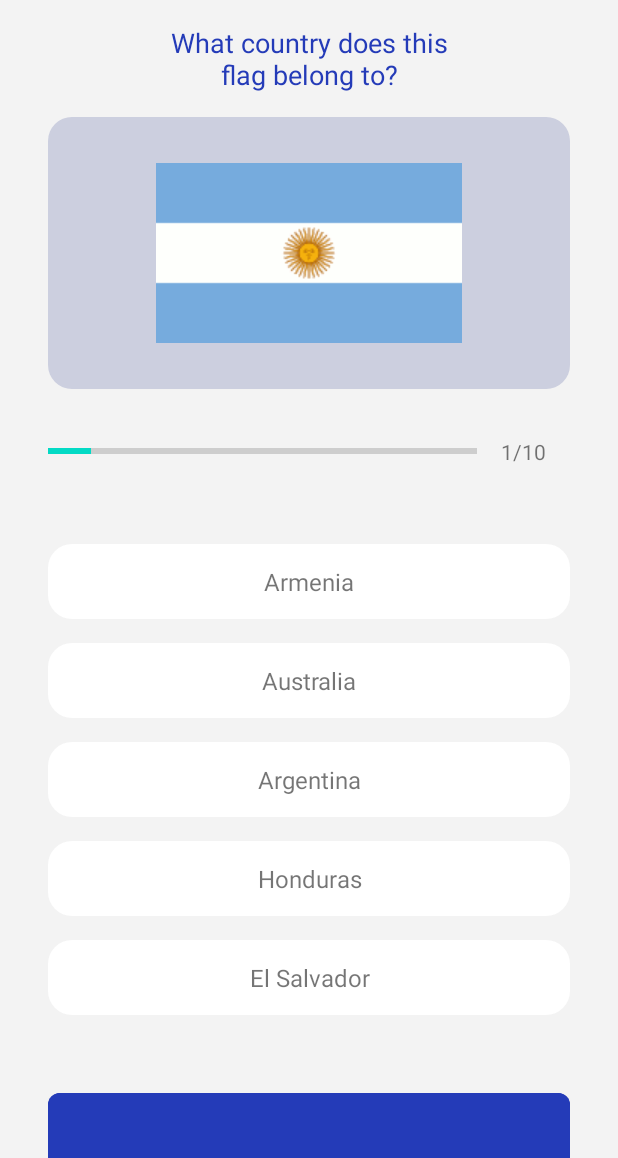
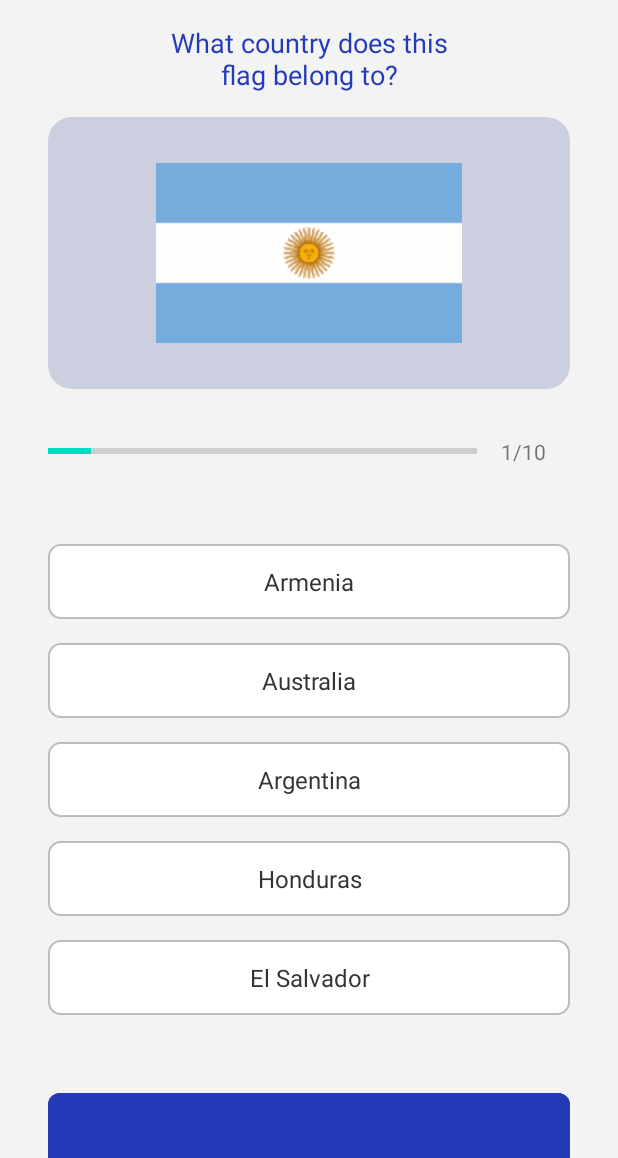
Before and after one commit to saracavalcante/quizzapp-project, an Android app: the QuizFragment screen opened through its navigation route, on a phone screen of 412 x 824 dp, the part 78-1236 px from its top. Run offline under Robolectric (Android 15) with nearby library versions, the phone set to English and light mode, and no system bars.

Commit message:
Add button functionality to the answers options

```diff
--- a/app/src/main/java/br/com/saradev/quizapp/fragments/QuizFragment.kt
+++ b/app/src/main/java/br/com/saradev/quizapp/fragments/QuizFragment.kt
@@ -1,20 +1,27 @@
 package br.com.saradev.quizapp.fragments
 
+import android.graphics.Color
+import android.graphics.Typeface
 import android.os.Bundle
 import androidx.fragment.app.Fragment
 import android.view.LayoutInflater
 import android.view.View
 import android.view.ViewGroup
+import android.widget.TextView
+import androidx.core.content.ContextCompat
 import br.com.saradev.quizapp.R
 import br.com.saradev.quizapp.databinding.FragmentQuizBinding
 import br.com.saradev.quizapp.model.Question
+import br.com.saradev.quizapp.model.Question.Companion.getQuestions
 
-class QuizFragment : Fragment() {
+class QuizFragment : Fragment(), View.OnClickListener {
 
     private var _binding: FragmentQuizBinding? = null
     private val binding: FragmentQuizBinding get() = _binding!!
 
-    private val currentPosition = 1
+    private var mCurrentPosition: Int = 1
+    private var questionList: List<Question>? = null
+    private var selectedOptionPosition: Int = 0
 
     override fun onCreateView(
         inflater: LayoutInflater, container: ViewGroup?,
@@ -26,13 +33,27 @@ class QuizFragment : Fragment() {
 
     override fun onViewCreated(view: View, savedInstanceState: Bundle?) {
         super.onViewCreated(view, savedInstanceState)
+
+        questionList = getQuestions()
+
         setQuestion()
         configureProgressBar()
+        setListeners()
+    }
+
+    private fun setListeners() {
+        binding.optionOne.setOnClickListener(this)
+        binding.optionTwo.setOnClickListener(this)
+        binding.optionThree.setOnClickListener(this)
+        binding.optionFour.setOnClickListener(this)
+        binding.optionFive.setOnClickListener(this)
     }
 
     private fun setQuestion() {
-        val questionList = Question.getQuestions()
-        val question: Question? = questionList[currentPosition - 1]
+        mCurrentPosition = 1
+        val question = questionList!![mCurrentPosition - 1]
+
+        defaultOptionsView()
 
         binding.apply {
             tvQuestion.text = question!!.question
@@ -48,9 +69,54 @@ class QuizFragment : Fragment() {
 
     private fun configureProgressBar() {
         binding.apply {
-            progressBar.progress = currentPosition
-            tvProgress.text = "$currentPosition/${progressBar.max}"
+            progressBar.progress = mCurrentPosition
+            tvProgress.text = "$mCurrentPosition/${progressBar.max}"
         }
+    }
+
+    private fun defaultOptionsView() {
+        val options = ArrayList<TextView>()
+
+        options.add(0, binding.optionOne)
+        options.add(1, binding.optionTwo)
+        options.add(2, binding.optionThree)
+        options.add(3, binding.optionFour)
+        options.add(4, binding.optionFive)
+
+        for (option in options) {
+            option.setTextColor(Color.parseColor("#333333"))
+            option.typeface = Typeface.DEFAULT
+            option.background = context?.let { ContextCompat.getDrawable(it, R.drawable.default_option_border) }
+        }
+    }
+
+    override fun onClick(view: View?) {
+        when(view?.id) {
+            R.id.optionOne -> {
+                selectedOptionView(binding.optionOne, 1)
+            }
+            R.id.optionTwo -> {
+                selectedOptionView(binding.optionTwo, 2)
+            }
+            R.id.optionThree -> {
+                selectedOptionView(binding.optionThree, 3)
+            }
+            R.id.optionFour -> {
+                selectedOptionView(binding.optionFour, 4)
+            }
+            R.id.optionFive -> {
+                selectedOptionView(binding.optionFive, 5)
+            }
+        }
+    }
+
+    private fun selectedOptionView(tv: TextView, selectedOption: Int) {
+        defaultOptionsView()
+        selectedOptionPosition = selectedOption
+
+        tv.setTextColor(Color.parseColor("#243BB8"))
+        tv.typeface = Typeface.DEFAULT_BOLD
+        tv.background = context?.let { ContextCompat.getDrawable(it, R.drawable.selected_option_border) }
     }
 
     override fun onDestroyView() {
--- /dev/null
+++ b/app/src/main/res/drawable/default_option_border.xml
@@ -0,0 +1,13 @@
+<?xml version="1.0" encoding="utf-8"?>
+<shape xmlns:android="http://schemas.android.com/apk/res/android"
+    android:shape="rectangle">
+
+    <stroke
+        android:width="1dp"
+        android:color="#797A7A7A" />
+
+    <solid android:color="@color/white" />
+
+    <corners android:radius="8dp" />
+
+</shape>
--- /dev/null
+++ b/app/src/main/res/drawable/selected_option_border.xml
@@ -0,0 +1,13 @@
+<?xml version="1.0" encoding="utf-8"?>
+<shape xmlns:android="http://schemas.android.com/apk/res/android"
+    android:shape="rectangle">
+
+    <stroke
+        android:width="1dp"
+        android:color="@color/color_primary" />
+
+    <solid android:color="@color/white" />
+
+    <corners android:radius="8dp" />
+
+</shape>
--- a/app/src/main/res/layout/fragment_quiz.xml
+++ b/app/src/main/res/layout/fragment_quiz.xml
@@ -92,6 +92,7 @@
             android:background="@drawable/options_bg"
             android:gravity="center"
             android:textSize="16sp"
+            android:textColor="@color/color_text"
             tools:text="Argentina"
             app:layout_constraintTop_toBottomOf="@id/progressDetails"
             app:layout_constraintStart_toStartOf="parent"
@@ -106,6 +107,7 @@
             android:background="@drawable/options_bg"
             android:gravity="center"
             android:textSize="16sp"
+            android:textColor="@color/color_text"
             tools:text="Australia"
             app:layout_constraintTop_toBottomOf="@id/optionOne"
             app:layout_constraintStart_toStartOf="parent"
@@ -120,6 +122,7 @@
             android:background="@drawable/options_bg"
             android:gravity="center"
             android:textSize="16sp"
+            android:textColor="@color/color_text"
             tools:text="Armenia"
             app:layout_constraintTop_toBottomOf="@id/optionTwo"
             app:layout_constraintStart_toStartOf="parent"
@@ -134,6 +137,7 @@
             android:background="@drawable/options_bg"
             android:gravity="center"
             android:textSize="16sp"
+            android:textColor="@color/color_text"
             tools:text="Armenia"
             app:layout_constraintTop_toBottomOf="@id/optionThree"
             app:layout_constraintStart_toStartOf="parent"
@@ -148,6 +152,7 @@
             android:background="@drawable/options_bg"
             android:gravity="center"
             android:textSize="16sp"
+            android:textColor="@color/color_text"
             tools:text="Armenia"
             app:layout_constraintTop_toBottomOf="@id/optionFour"
             app:layout_constraintStart_toStartOf="parent"
```
